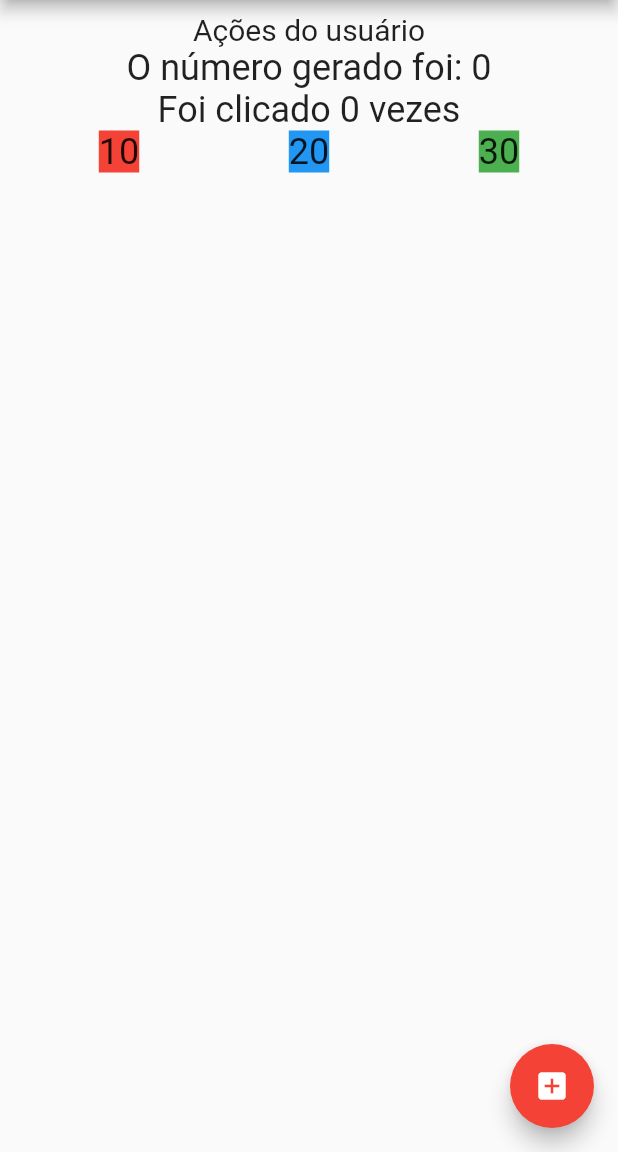
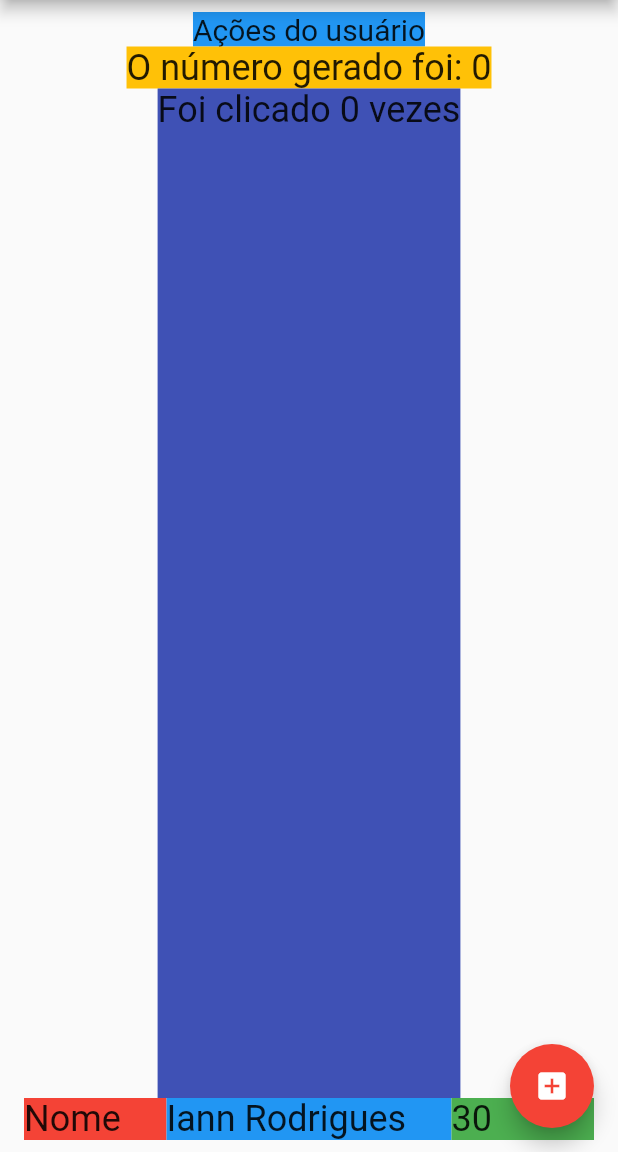
Before and after one commit to Iann-rst/Santander-Bootcamp, a Flutter app: the screen it shows after launch, on a phone screen of 412 x 824 dp, the part 84-1236 px from its top. Run offline on Flutter 3.47's test engine with Material 2 defaults, Android fonts, the phone set to English and light mode, and no system bars; our stand-ins replace google_fonts; Roboto replaces fonts that are missing (Acme).

Commit message:
feat: Apresentando o Widget Expanded

```diff
--- a/projetos_flutter/trilhaapp/lib/pages/home_page.dart
+++ b/projetos_flutter/trilhaapp/lib/pages/home_page.dart
@@ -28,40 +28,59 @@ class _HomePageState extends State<HomePage> {
           crossAxisAlignment: CrossAxisAlignment.center,
           mainAxisAlignment: MainAxisAlignment.start,
           children: [
-            Text(
+            Container(
+              color: Colors.blue,
+              child: Text(
                 "Ações do usuário",
                 style: GoogleFonts.acme(fontSize: 20),
               ),
-            Text(
+            ),
+            Container(
+              color: Colors.amber,
+              child: Text(
                 "O número gerado foi: $number",
                 style: GoogleFonts.acme(fontSize: 24),
               ),
-            Text(
+            ),
+            Expanded(
+              child: Container(
+                color: Colors.indigo,
+                child: Text(
                   "Foi clicado $quantidadeDeCliques vezes",
                   style: GoogleFonts.acme(fontSize: 24),
                 ),
+              ),
+            ),
             Row(
-              mainAxisAlignment: MainAxisAlignment.spaceAround,
               children: [
-                Container(
+                Expanded(
+                  flex: 1,
+                  child: Container(
                     color: Colors.red,
                     child: Text(
-                    "10",
+                      "Nome",
                       style: GoogleFonts.acme(fontSize: 24),
                     ),
                   ),
-                Container(
+                ),
+                Expanded(
+                  flex: 2,
+                  child: Container(
                     color: Colors.blue,
                     child: Text(
-                    "20",
+                      "Iann Rodrigues",
                       style: GoogleFonts.acme(fontSize: 24),
                     ),
                   ),
-                Container(
+                ),
+                Expanded(
+                  flex: 1,
+                  child: Container(
                     color: Colors.green,
                     child: Text(
                       "30",
                       style: GoogleFonts.acme(fontSize: 24),
+                    ),
                   ),
                 ),
               ],
```
Lines whose indentation alone changed are shown as unchanged.
